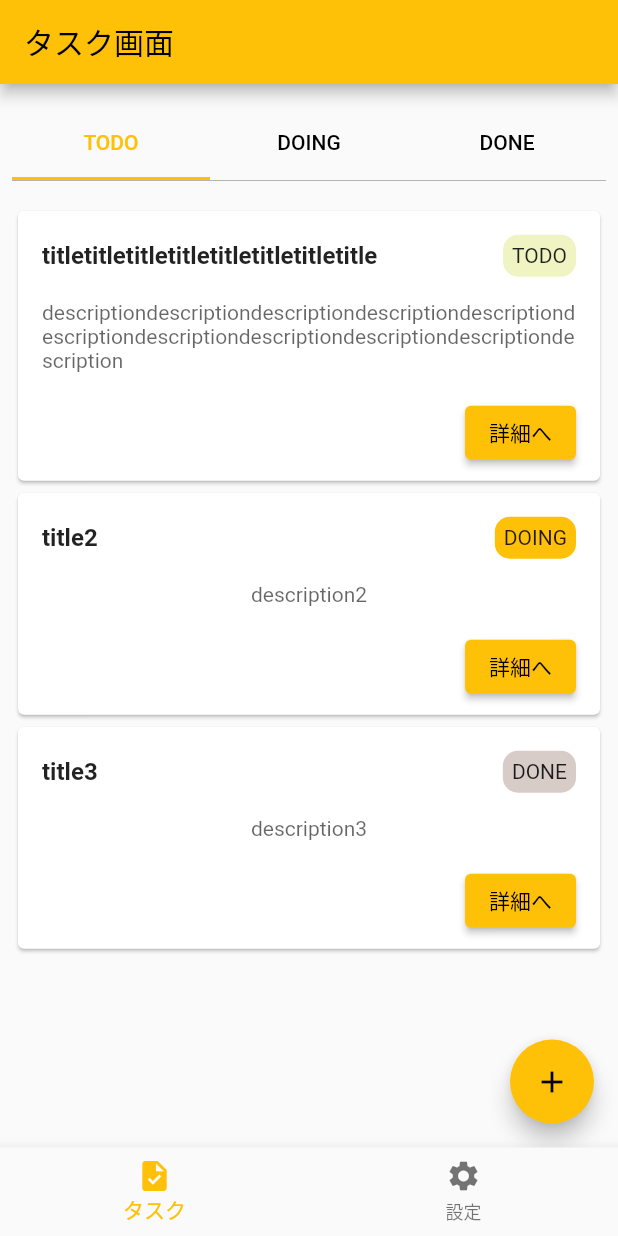
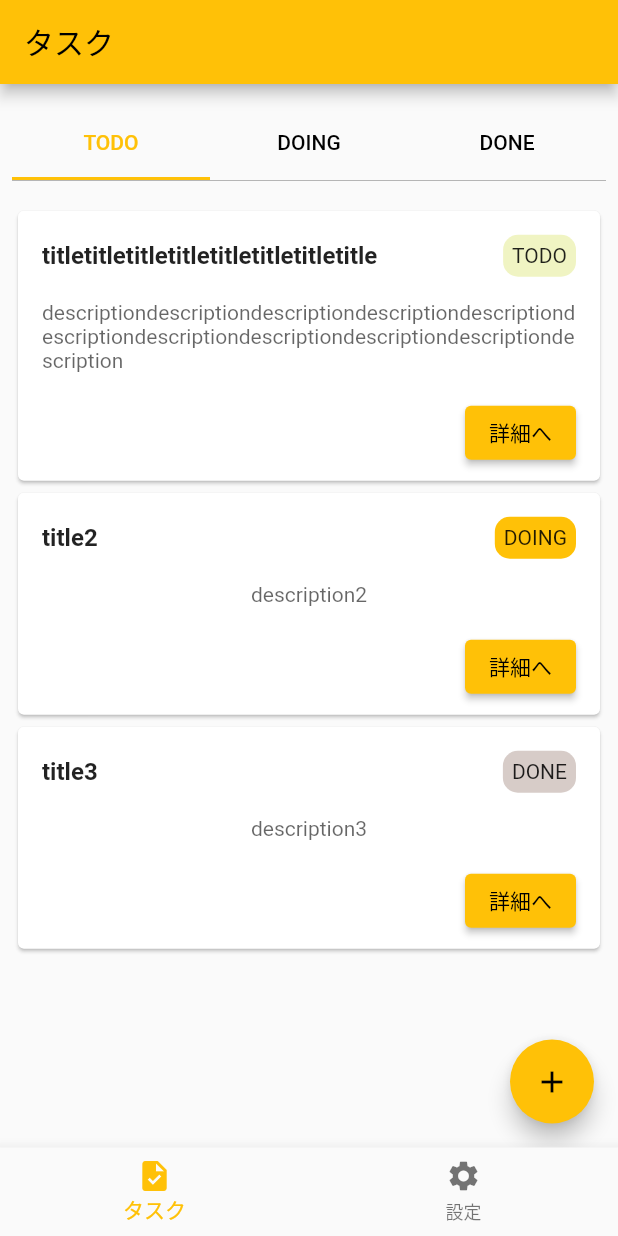
Before and after one commit to ume-kun1015/board, a Flutter app: the screen it shows after launch, on a phone screen of 412 x 824 dp. Run offline on Flutter 3.47's test engine with Material 2 defaults, Android fonts, the phone set to English and light mode, and no system bars; our stand-ins replace hooks_riverpod; missing offline and left inert: app_settings.

Commit message:
fix: fix appbar title

```diff
--- a/lib/screens/tasks/tasks_index.dart
+++ b/lib/screens/tasks/tasks_index.dart
@@ -29,7 +29,7 @@ class TasksIndexScreen extends StatelessWidget {
   Widget build(BuildContext context) {
     return Scaffold(
       appBar: AppBar(
-        title: const Text('タスク画面'),
+        title: const Text('タスク'),
       ),
       floatingActionButton: FloatingActionButton(
         onPressed: onPressed,
```
